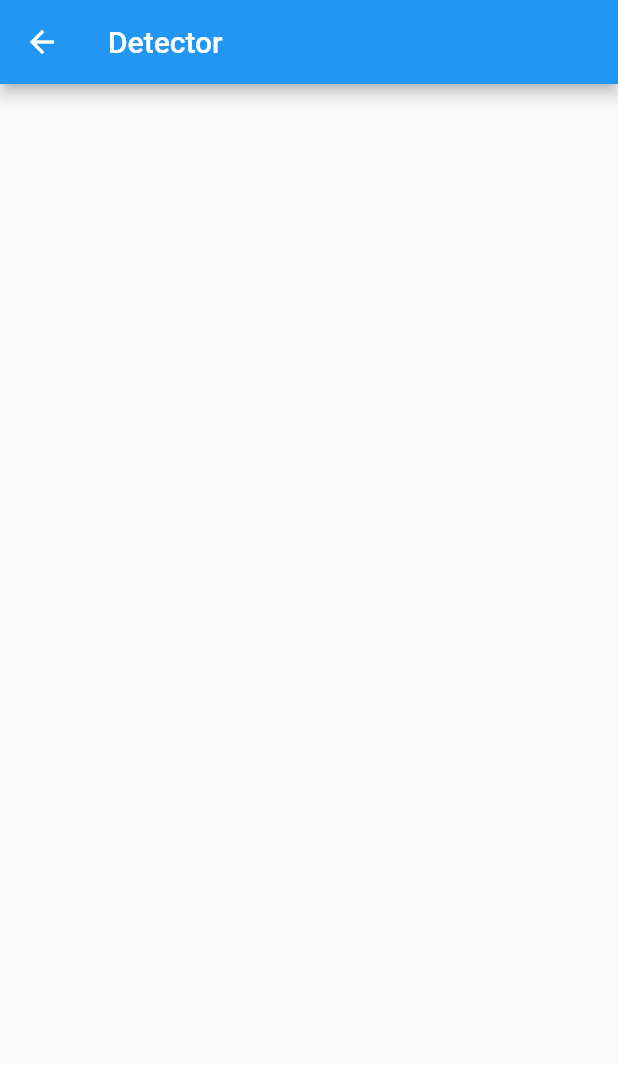
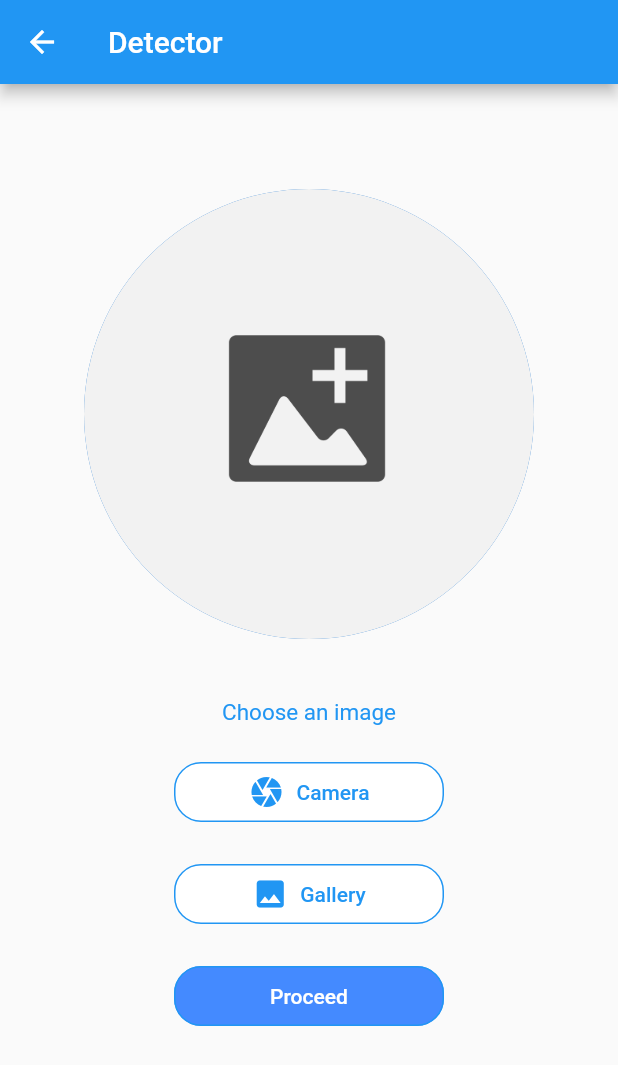
Before and after one commit to sahas26/Fungal-Doc, a Flutter app: the Detector screen opened directly, on a phone screen of 412 x 824 dp. Shown: the top 1065 px of the screen. Run offline on Flutter 3.47's test engine with Material 2 defaults, Android fonts, the phone set to English and light mode, and no system bars.

Commit message:
Front-end

```diff
--- a/lib/main.dart
+++ b/lib/main.dart
@@ -1,3 +1,4 @@
+import 'package:flutter/cupertino.dart';
 import 'package:flutter/material.dart';
 
 void main() {
@@ -169,9 +170,101 @@ class Detector extends StatelessWidget {
   Widget build(BuildContext context) {
     return Scaffold(
       appBar: AppBar(title: Text("Detector"),),
-      body: Center(),
+      body: Padding(
+        padding: const EdgeInsets.symmetric(horizontal: 20,vertical: 20),
+        child: ListView(
+          children: <Widget>[
+            SizedBox(height: 50,),
+            imagePreview(),
+            SizedBox(height: 40),
+            addImage(),
+            SizedBox(height: 20,),
+            proceedButton(),
+            SizedBox(height: 50,),
+          ],
+        ),
+      )
     );
   }
+}
+
+Widget imagePreview() {
+  return Center(
+    child: Stack(children: <Widget>[
+      CircleAvatar(
+        radius: 150,
+        backgroundImage: AssetImage("assets/insert-image-here.png"),
+        ),
+      ],
+    ),
+  );
+}
+
+Widget addImage(){
+  return Container(
+    padding: const EdgeInsets.symmetric(horizontal: 50,vertical: 0),
+    child: Column(
+      children: <Widget>[
+        Text(
+          "Choose an image",
+          style: TextStyle(
+            color: Colors.blue,
+            fontSize: 15.0,
+          ),
+        ),
+        SizedBox(
+          height: 20,
+        ),
+        FlatButton.icon(
+          shape: RoundedRectangleBorder(
+              borderRadius: BorderRadius.circular(18.0),
+              side: BorderSide(color: Colors.blue)),
+          color: Colors.white,
+          textColor: Colors.blue,
+          minWidth: 180,
+          height: 40,
+          padding: EdgeInsets.all(5.0),
+            onPressed: () {},
+            icon: Icon(Icons.camera),
+            label: Text("Camera"),
+        ),
+        SizedBox(
+          height: 20,
+        ),
+        FlatButton.icon(
+          shape: RoundedRectangleBorder(
+              borderRadius: BorderRadius.circular(18.0),
+              side: BorderSide(color: Colors.blue)),
+          color: Colors.white,
+          textColor: Colors.blue,
+          minWidth: 180,
+          height: 40,
+          padding: EdgeInsets.all(5.0),
+            onPressed: () {},
+            icon: Icon(Icons.image),
+            label: Text("Gallery"),
+        ),
+      ],
+    ),
+  );
+}
+
+Widget proceedButton(){
+  return Center(
+    child: FlatButton(
+      shape: RoundedRectangleBorder(
+          borderRadius: BorderRadius.circular(18.0),
+          side: BorderSide(color: Colors.blue)),
+      color: Colors.blueAccent,
+      textColor: Colors.white,
+      minWidth: 180,
+      height: 40,
+      padding: EdgeInsets.all(5.0),
+      onPressed: () {
+      },
+      child: Text("Proceed"),
+    ),
+  );
 }
 
 class DoctorDetails extends StatelessWidget {
--- a/pubspec.yaml
+++ b/pubspec.yaml
@@ -47,6 +47,7 @@ flutter:
   # To add assets to your application, add an assets section, like this:
   assets:
     - assets/desktop_robo.png
+    - assets/insert-image-here.png
   #   - images/a_dot_ham.jpeg
 
   # An image asset can refer to one or more resolution-specific "variants", see
```
Also changed, not shown: assets/insert-image-here.png (added), pubspec.lock (added), 59 other files.
